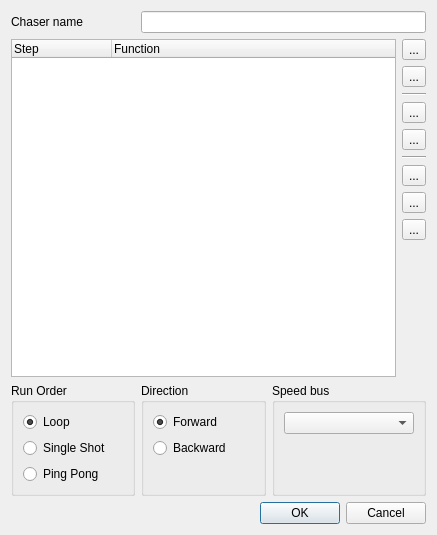
Before: the Qt Designer form trunk/ui/src/chasereditor.ui in Bondzio/qlc, drawn with Qt 5.
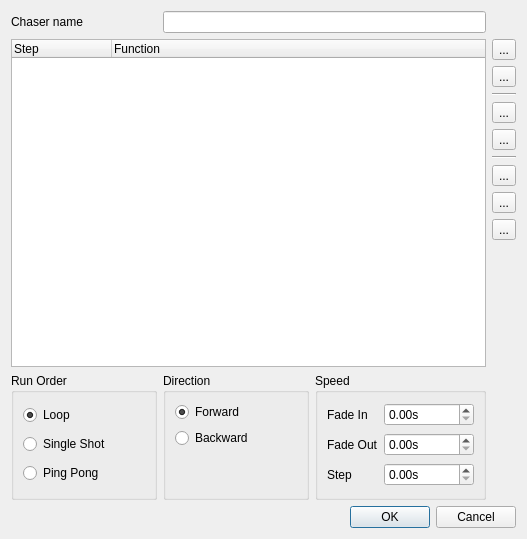
After: the same form once the commit is applied. Icons and pictures are not drawn.

Commit message: Changed Chaser to use fixed times. Cue list can't fade now, though.

What changed in the file:
```diff
--- a/trunk/ui/src/chasereditor.ui
+++ b/trunk/ui/src/chasereditor.ui
@@ -6,8 +6,8 @@
    <rect>
     <x>0</x>
     <y>0</y>
-    <width>437</width>
-    <height>535</height>
+    <width>527</width>
+    <height>539</height>
    </rect>
   </property>
   <property name="windowTitle">
@@ -27,7 +27,7 @@
      </property>
     </widget>
    </item>
-   <item row="0" column="1" colspan="3">
+   <item row="0" column="1" colspan="2">
     <widget class="QLineEdit" name="m_nameEdit">
      <property name="sizePolicy">
       <sizepolicy hsizetype="Expanding" vsizetype="Fixed">
@@ -237,41 +237,10 @@
        </widget>
       </item>
       <item>
-       <spacer name="verticalSpacer_2">
-        <property name="orientation">
-         <enum>Qt::Vertical</enum>
-        </property>
-        <property name="sizeType">
-         <enum>QSizePolicy::Expanding</enum>
-        </property>
-        <property name="sizeHint" stdset="0">
-         <size>
-          <width>20</width>
-          <height>20</height>
-         </size>
-        </property>
-       </spacer>
-      </item>
-     </layout>
-    </widget>
-   </item>
-   <item row="11" column="2" colspan="2">
-    <widget class="QGroupBox" name="groupBox_3">
-     <property name="title">
-      <string>Speed bus</string>
-     </property>
-     <layout class="QVBoxLayout" name="verticalLayout">
-      <item>
-       <widget class="QComboBox" name="m_busCombo"/>
-      </item>
-      <item>
        <spacer name="verticalSpacer">
         <property name="orientation">
          <enum>Qt::Vertical</enum>
         </property>
-        <property name="sizeType">
-         <enum>QSizePolicy::Expanding</enum>
-        </property>
         <property name="sizeHint" stdset="0">
          <size>
           <width>20</width>
@@ -283,6 +252,78 @@
      </layout>
     </widget>
    </item>
+   <item row="11" column="2">
+    <widget class="QGroupBox" name="m_busGroup">
+     <property name="title">
+      <string>Speed</string>
+     </property>
+     <layout class="QGridLayout" name="gridLayout_2">
+      <item row="0" column="0">
+       <widget class="QLabel" name="label">
+        <property name="text">
+         <string>Fade In</string>
+        </property>
+       </widget>
+      </item>
+      <item row="0" column="1">
+       <widget class="QDoubleSpinBox" name="m_fadeInSpin">
+        <property name="suffix">
+         <string>s</string>
+        </property>
+        <property name="maximum">
+         <double>999999.989999999990687</double>
+        </property>
+        <property name="singleStep">
+         <double>0.100000000000000</double>
+        </property>
+       </widget>
+      </item>
+      <item row="1" column="0">
+       <widget class="QLabel" name="label_2">
+        <property name="text">
+         <string>Fade Out</string>
+        </property>
+       </widget>
+      </item>
+      <item row="1" column="1">
+       <widget class="QDoubleSpinBox" name="m_fadeOutSpin">
+        <property name="suffix">
+         <string>s</string>
+        </property>
+        <property name="maximum">
+         <double>999999.989999999990687</double>
+        </property>
+        <property name="singleStep">
+         <double>0.100000000000000</double>
+        </property>
+       </widget>
+      </item>
+      <item row="2" column="0">
+       <widget class="QLabel" name="label_4">
+        <property name="text">
+         <string>Step</string>
+        </property>
+       </widget>
+      </item>
+      <item row="2" column="1">
+       <widget class="QDoubleSpinBox" name="m_patternSpin">
+        <property name="suffix">
+         <string>s</string>
+        </property>
+        <property name="maximum">
+         <double>999999.989999999990687</double>
+        </property>
+        <property name="singleStep">
+         <double>0.100000000000000</double>
+        </property>
+        <property name="value">
+         <double>0.000000000000000</double>
+        </property>
+       </widget>
+      </item>
+     </layout>
+    </widget>
+   </item>
    <item row="12" column="0" colspan="4">
     <widget class="QDialogButtonBox" name="m_buttonBox">
      <property name="orientation">
```
Left out of the diff: 130 changed lines with no effect on the pictures. The commit also changes 25 other files.
